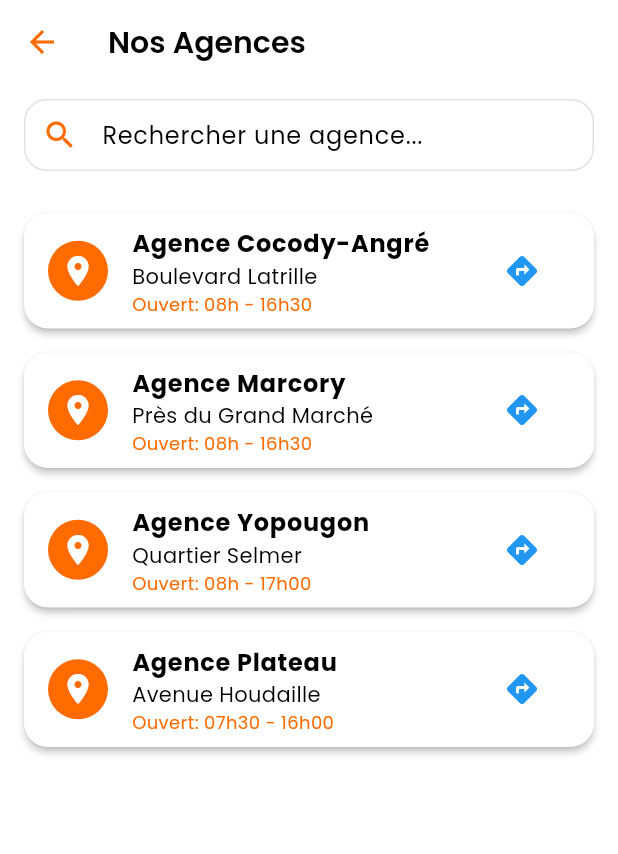
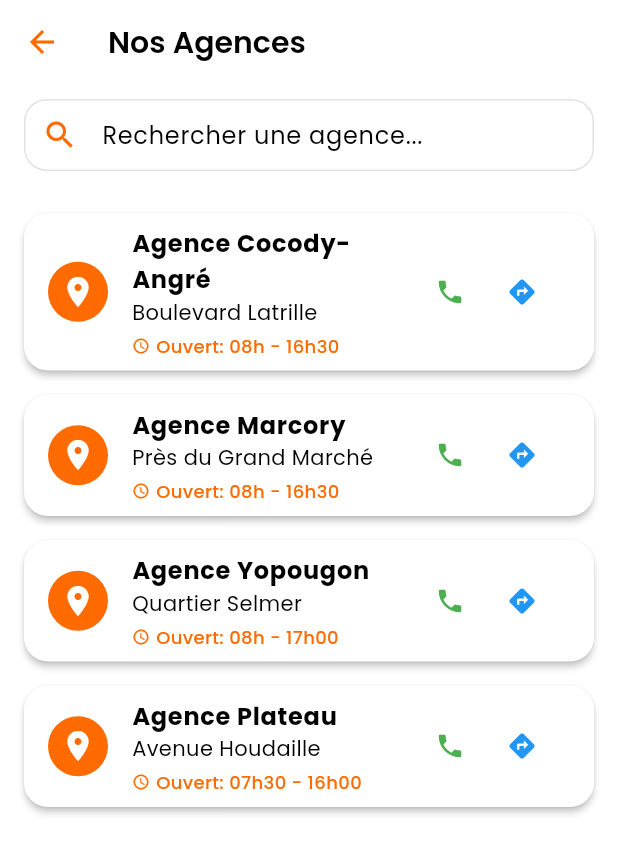
Before and after one commit to rey830873-crypto/courant_ci_app, a Flutter app: the AgenciesView screen opened directly, on a phone screen of 412 x 824 dp. Shown: the top 854 px of the screen. Run offline on Flutter 3.47's test engine with Material 3 defaults, Android fonts, the light colour scheme and no system bars; our stand-ins replace fl_chart, google_fonts.

Commit message:
Amélioration de la page Agences (recherche, appel, itinéraire) et nettoyage du ViewModel

```diff
--- a/lib/views/agencies_view.dart
+++ b/lib/views/agencies_view.dart
@@ -60,11 +60,29 @@ class AgenciesView extends StatelessWidget {
                 crossAxisAlignment: CrossAxisAlignment.start,
                 children: [
                   Text(agency['address']!),
-                  Text("Ouvert: ${agency['hours']}", style: const TextStyle(fontSize: 12, color: AppTheme.cieOrange)),
+                  const SizedBox(height: 4),
+                  Row(
+                    children: [
+                      const Icon(Icons.access_time, size: 12, color: AppTheme.cieOrange),
+                      const SizedBox(width: 4),
+                      Text("Ouvert: ${agency['hours']}", style: const TextStyle(fontSize: 12, color: AppTheme.cieOrange, fontWeight: FontWeight.w500)),
                     ],
                   ),
-              trailing: IconButton(
-                icon: const Icon(Icons.directions, color: Colors.blue),
+                ],
+              ),
+              trailing: Row(
+                mainAxisSize: MainAxisSize.min,
+                children: [
+                  IconButton(
+                    icon: const Icon(Icons.phone, color: Colors.green, size: 20),
+                    onPressed: () {
+                      ScaffoldMessenger.of(context).showSnackBar(
+                        SnackBar(content: Text("Appel de l'agence ${agency['name']}...")),
+                      );
+                    },
+                  ),
+                  IconButton(
+                    icon: const Icon(Icons.directions, color: Colors.blue, size: 20),
                     onPressed: () {
                       ScaffoldMessenger.of(context).showSnackBar(
                         SnackBar(
@@ -74,6 +92,8 @@ class AgenciesView extends StatelessWidget {
                       );
                     },
                   ),
+                ],
+              ),
             ),
           );
         },
```
Also changed, not shown: pubspec.lock. Lines whose indentation alone changed are shown as unchanged.
